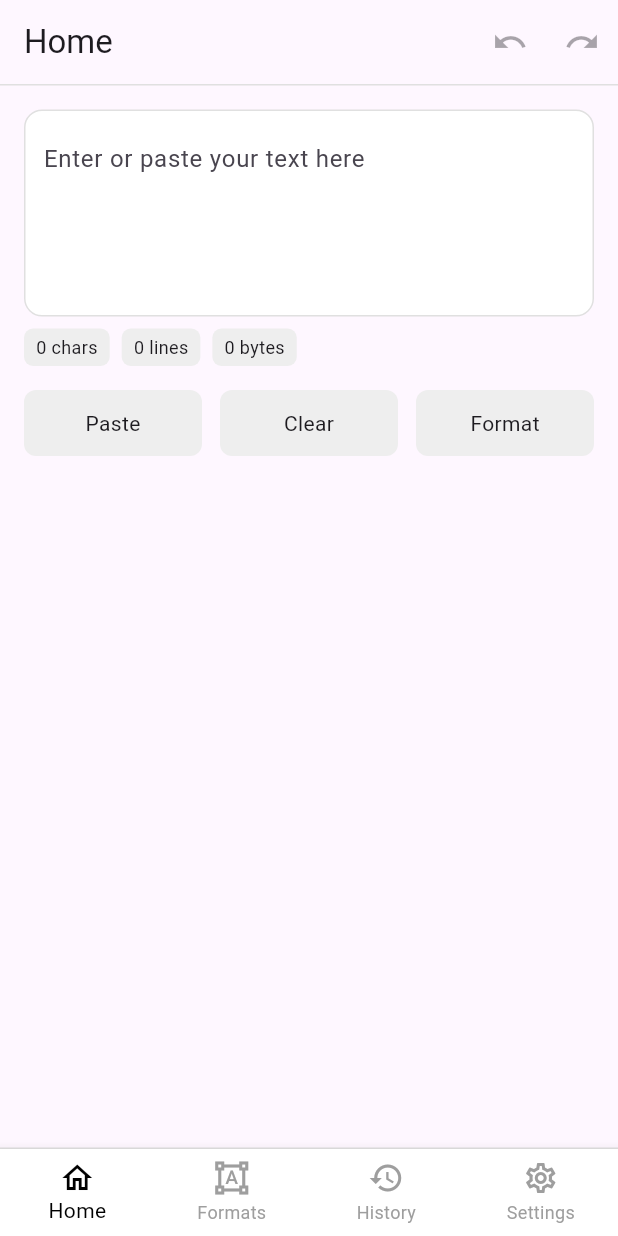
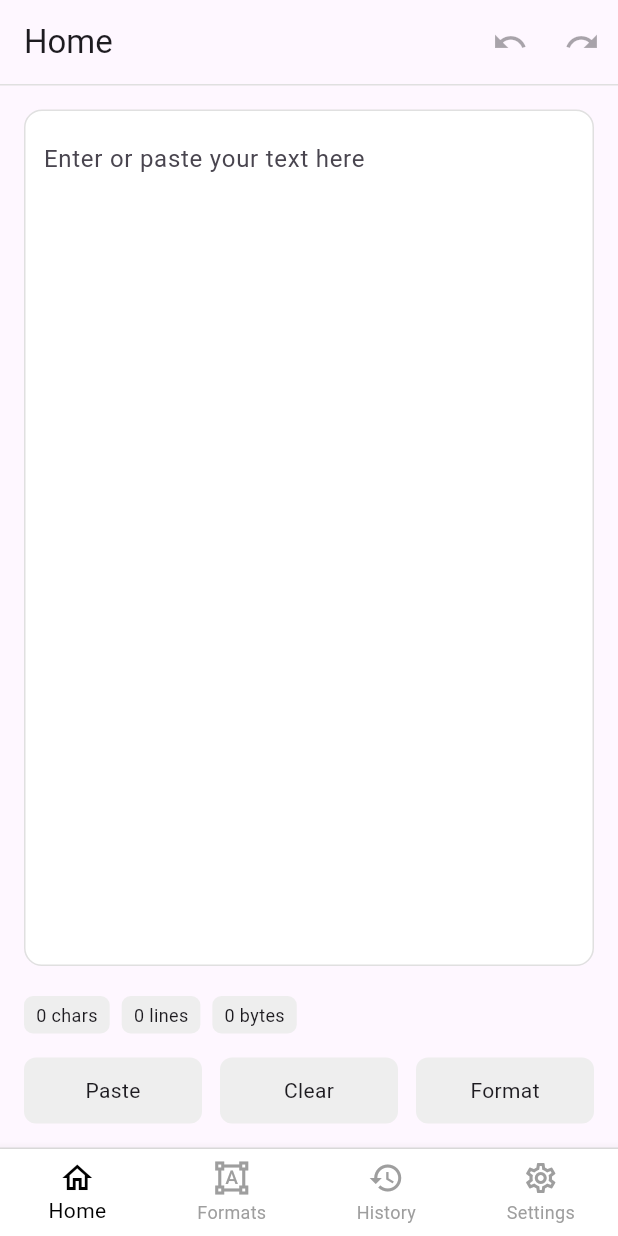
Before and after one commit to hyperbora/format_kit, a Flutter app: the screen it shows after launch, on a phone screen of 412 x 824 dp. Run offline on Flutter 3.47's test engine with Material 3 defaults, Android fonts, the phone set to English and light mode, and no system bars; our stand-ins replace flutter_riverpod.

Commit message:
fix: input 위젯을 세로로 꽉 채우도록 변경

```diff
--- a/lib/screens/home/home_screen.dart
+++ b/lib/screens/home/home_screen.dart
@@ -7,12 +7,12 @@ class HomeScreen extends StatelessWidget {
 
   @override
   Widget build(BuildContext context) {
-    return SingleChildScrollView(
+    return Padding(
       padding: const EdgeInsets.all(16),
       child: Column(
-        crossAxisAlignment: CrossAxisAlignment.start,
         children: const [
-          QuickFormatInput(),
+          Expanded(child: QuickFormatInput()),
+          SizedBox(height: 12),
           InputInfoSection(),
           SizedBox(height: 16),
           QuickFormatActions(),
```
